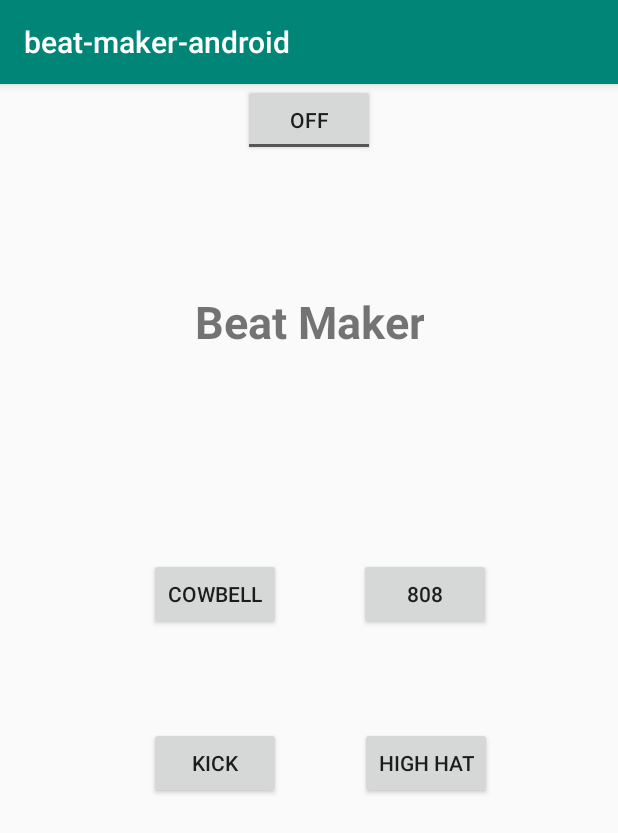
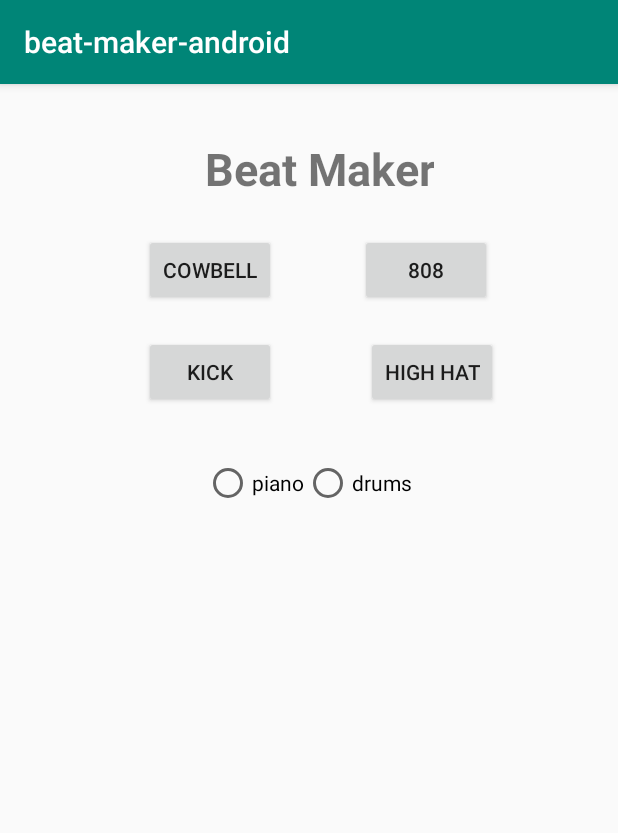
Before and after one commit to userbeau/beauwalters_MAD, an Android app: the screen it shows after launch (MainActivity), on a phone screen of 412 x 824 dp. Shown: the top 833 px of the screen. Run offline under Robolectric (Android 15) with nearby library versions, the phone set to English and light mode, and no system bars.

Commit message:
beatmaker layout updates

```diff
--- a/Projects/beat-maker-android/app/src/main/java/com/example/beat_maker_android/MainActivity.java
+++ b/Projects/beat-maker-android/app/src/main/java/com/example/beat_maker_android/MainActivity.java
@@ -14,31 +14,50 @@ import android.os.Bundle;
 import android.view.View;
 import android.widget.Button;
 import android.widget.CompoundButton;
+import android.widget.RadioButton;
 import android.widget.ToggleButton;
 
 public class MainActivity extends AppCompatActivity {
 
-    Button button1;
-    Button button2;
-    Button button3;
-    Button button4;
+    private Button button1;
+    private Button button2;
+    private Button button3;
+    private Button button4;
+    private Button button5;
+    private Button button6;
+    private Button button7;
+    private Button button8;
+    private MediaPlayer mp1;
+    private MediaPlayer mp2;
+    private MediaPlayer mp3;
+    private MediaPlayer mp4;
+    private MediaPlayer mp5;
+    private MediaPlayer mp6;
+    private MediaPlayer mp7;
+    private MediaPlayer mp8;
+
 
     @Override
     protected void onCreate(Bundle savedInstanceState) {
         super.onCreate(savedInstanceState);
         setContentView(R.layout.activity_main);
 
-
-        button1 = (Button)findViewById(R.id.eight);
-        button2 = (Button)findViewById(R.id.cowbell);
-        button3 = (Button)findViewById(R.id.highhat);
-        button4 = (Button)findViewById(R.id.kick);
-        final MediaPlayer mp1 = MediaPlayer.create(this, R.raw.eight);
-        final MediaPlayer mp2 = MediaPlayer.create(this, R.raw.cowbell);
-        final MediaPlayer mp3 = MediaPlayer.create(this, R.raw.highhat);
-        final MediaPlayer mp4 = MediaPlayer.create(this, R.raw.kick);
-
-
+        button1 = findViewById(R.id.eight);
+        button2 = findViewById(R.id.cowbell);
+        button3 = findViewById(R.id.highhat);
+        button4 = findViewById(R.id.kick);
+        button5 = findViewById(R.id.piano1);
+        button6 = findViewById(R.id.piano2);
+        button7 = findViewById(R.id.piano3);
+        button8 = findViewById(R.id.piano4);
+        mp1 = MediaPlayer.create(this, R.raw.eight);
+        mp2 = MediaPlayer.create(this, R.raw.cowbell);
+        mp3 = MediaPlayer.create(this, R.raw.highhat);
+        mp4 = MediaPlayer.create(this, R.raw.kick);
+        mp5 = MediaPlayer.create(this, R.raw.piano1);
+        mp6 = MediaPlayer.create(this, R.raw.piano2);
+        mp7 = MediaPlayer.create(this, R.raw.piano3);
+        mp8 = MediaPlayer.create(this, R.raw.piano4);
         button1.setOnClickListener(new View.OnClickListener() {
             @Override
             public void onClick(View v) {
@@ -66,6 +85,71 @@ public class MainActivity extends AppCompatActivity {
                 mp4.start();
             }
         });
+
+        button5.setOnClickListener(new View.OnClickListener() {
+            @Override
+            public void onClick(View v) {
+                mp5.start();
+            }
+        });
+        button6.setOnClickListener(new View.OnClickListener() {
+            @Override
+            public void onClick(View v) {
+                mp6.start();
+            }
+        });
+        button7.setOnClickListener(new View.OnClickListener() {
+            @Override
+            public void onClick(View v) {
+                mp7.start();
+            }
+        });
+        button8.setOnClickListener(new View.OnClickListener() {
+            @Override
+            public void onClick(View v) {
+                mp8.start();
+            }
+        });
+
+
+        button5.setVisibility(View.GONE);
+        button6.setVisibility(View.GONE);
+        button7.setVisibility(View.GONE);
+        button8.setVisibility(View.GONE);
         }
 
+
+    public void onRadioButtonClicked(View view) {
+        // Is the button now checked?
+        boolean checked = ((RadioButton) view).isChecked();
+
+        // Check which radio button was clicked
+        switch(view.getId()) {
+            case R.id.drums:
+                if (checked)
+                button5.setVisibility(View.GONE);
+                button6.setVisibility(View.GONE);
+                button7.setVisibility(View.GONE);
+                button8.setVisibility(View.GONE);
+                button1.setVisibility(View.VISIBLE);
+                button2.setVisibility(View.VISIBLE);
+                button3.setVisibility(View.VISIBLE);
+                button4.setVisibility(View.VISIBLE);
+                break;
+            case R.id.piano:
+                if (checked)
+
+                button1.setVisibility(View.GONE);
+                button2.setVisibility(View.GONE);
+                button3.setVisibility(View.GONE);
+                button4.setVisibility(View.GONE);
+                button5.setVisibility(View.VISIBLE);
+                button6.setVisibility(View.VISIBLE);
+                button7.setVisibility(View.VISIBLE);
+                button8.setVisibility(View.VISIBLE);
+
+                break;
+        }
     }
+
+    }
--- a/Projects/beat-maker-android/app/src/main/res/layout/activity_main.xml
+++ b/Projects/beat-maker-android/app/src/main/res/layout/activity_main.xml
@@ -7,71 +7,126 @@
     tools:context=".MainActivity">
 
     <TextView
+        android:id="@+id/textView"
         android:layout_width="wrap_content"
-        android:layout_height="wrap_content"
+        android:layout_height="0dp"
+        android:layout_marginTop="36dp"
         android:text="@string/headline"
         android:textAlignment="center"
         android:textSize="30sp"
         android:textStyle="bold"
-        app:layout_constraintBottom_toTopOf="@+id/eight"
         app:layout_constraintEnd_toEndOf="parent"
+        app:layout_constraintHorizontal_bias="0.527"
         app:layout_constraintLeft_toLeftOf="parent"
         app:layout_constraintRight_toRightOf="parent"
         app:layout_constraintStart_toStartOf="parent"
         app:layout_constraintTop_toTopOf="parent" />
 
     <Button
-        android:id="@+id/eight"
+        android:id="@+id/highhat"
         android:layout_width="wrap_content"
         android:layout_height="wrap_content"
-        android:layout_marginBottom="404dp"
-        android:text="@string/eight"
-        app:layout_constraintBottom_toBottomOf="parent"
+        android:layout_marginTop="20dp"
+        android:layout_marginEnd="80dp"
+        android:text="@string/highhat"
         app:layout_constraintEnd_toEndOf="parent"
-        app:layout_constraintHorizontal_bias="0.739"
-        app:layout_constraintStart_toStartOf="parent" />
+        app:layout_constraintTop_toBottomOf="@+id/eight" />
+
+    <Button
+        android:id="@+id/piano4"
+        android:layout_width="0dp"
+        android:layout_height="wrap_content"
+        android:layout_marginTop="20dp"
+        android:layout_marginEnd="80dp"
+        android:text="@string/piano"
+        app:layout_constraintEnd_toEndOf="parent"
+        app:layout_constraintTop_toBottomOf="@+id/piano2" />
+
+    <RadioGroup
+        android:id="@+id/radioGroup2"
+        android:layout_width="wrap_content"
+        android:layout_height="wrap_content"
+        android:layout_marginTop="250dp"
+        android:orientation="horizontal"
+        app:layout_constraintEnd_toEndOf="parent"
+        app:layout_constraintHorizontal_bias="0.498"
+        app:layout_constraintStart_toStartOf="parent"
+        app:layout_constraintTop_toTopOf="parent">
+
+
+        <RadioButton
+            android:id="@+id/piano"
+            android:layout_width="wrap_content"
+            android:layout_height="wrap_content"
+            android:onClick="onRadioButtonClicked"
+            android:text="@string/piano" />
+
+        <RadioButton
+            android:id="@+id/drums"
+            android:layout_width="wrap_content"
+            android:layout_height="wrap_content"
+            android:onClick="onRadioButtonClicked"
+            android:text="@string/drums" />
+    </RadioGroup>
 
     <Button
         android:id="@+id/cowbell"
         android:layout_width="wrap_content"
         android:layout_height="wrap_content"
-        android:layout_marginBottom="404dp"
+        android:layout_marginStart="96dp"
+        android:layout_marginTop="100dp"
         android:text="@string/cowbell"
-        app:layout_constraintBottom_toBottomOf="parent"
-        app:layout_constraintEnd_toStartOf="@+id/eight"
-        app:layout_constraintHorizontal_bias="0.655"
-        app:layout_constraintStart_toStartOf="parent" />
+        app:layout_constraintStart_toStartOf="parent"
+        app:layout_constraintTop_toTopOf="parent" />
+
+    <Button
+        android:id="@+id/piano1"
+        android:layout_width="0dp"
+        android:layout_height="wrap_content"
+        android:layout_marginStart="96dp"
+        android:layout_marginTop="100dp"
+        android:text="@string/piano"
+        app:layout_constraintStart_toStartOf="parent"
+        app:layout_constraintTop_toTopOf="parent" />
 
     <Button
         android:id="@+id/kick"
         android:layout_width="wrap_content"
         android:layout_height="wrap_content"
+        android:layout_marginStart="96dp"
+        android:layout_marginTop="20dp"
         android:text="@string/kick"
-        app:layout_constraintBottom_toBottomOf="parent"
-        app:layout_constraintEnd_toStartOf="@+id/highhat"
-        app:layout_constraintHorizontal_bias="0.655"
         app:layout_constraintStart_toStartOf="parent"
-        app:layout_constraintTop_toBottomOf="@+id/cowbell"
-        app:layout_constraintVertical_bias="0.182" />
+        app:layout_constraintTop_toBottomOf="@+id/cowbell" />
 
     <Button
-        android:id="@+id/highhat"
+        android:id="@+id/piano3"
+        android:layout_width="0dp"
+        android:layout_height="wrap_content"
+        android:layout_marginStart="96dp"
+        android:layout_marginTop="20dp"
+        android:text="@string/piano"
+        app:layout_constraintStart_toStartOf="parent"
+        app:layout_constraintTop_toBottomOf="@+id/piano1" />
+
+    <Button
+        android:id="@+id/eight"
         android:layout_width="wrap_content"
         android:layout_height="wrap_content"
+        android:layout_marginTop="100dp"
         android:layout_marginEnd="84dp"
-        android:text="@string/highhat"
-        app:layout_constraintBottom_toBottomOf="parent"
+        android:text="@string/eight"
         app:layout_constraintEnd_toEndOf="parent"
-        app:layout_constraintTop_toBottomOf="@+id/eight"
-        app:layout_constraintVertical_bias="0.182" />
+        app:layout_constraintTop_toTopOf="parent" />
 
-    <ToggleButton
-        android:id="@+id/toggleButton"
-        android:layout_width="wrap_content"
+    <Button
+        android:id="@+id/piano2"
+        android:layout_width="0dp"
         android:layout_height="wrap_content"
-        android:text="ToggleButton"
+        android:layout_marginTop="100dp"
+        android:layout_marginEnd="84dp"
+        android:text="@string/piano"
         app:layout_constraintEnd_toEndOf="parent"
-        app:layout_constraintStart_toStartOf="parent"
-        tools:layout_editor_absoluteY="536dp" />
+        app:layout_constraintTop_toTopOf="parent" />
 
 </androidx.constraintlayout.widget.ConstraintLayout>
--- a/Projects/beat-maker-android/app/src/main/res/values/strings.xml
+++ b/Projects/beat-maker-android/app/src/main/res/values/strings.xml
@@ -6,4 +6,5 @@
     <string name="highhat">high hat</string>
     <string name="kick">kick</string>
     <string name="piano">piano</string>
+    <string name="drums">drums</string>
 </resources>
```
